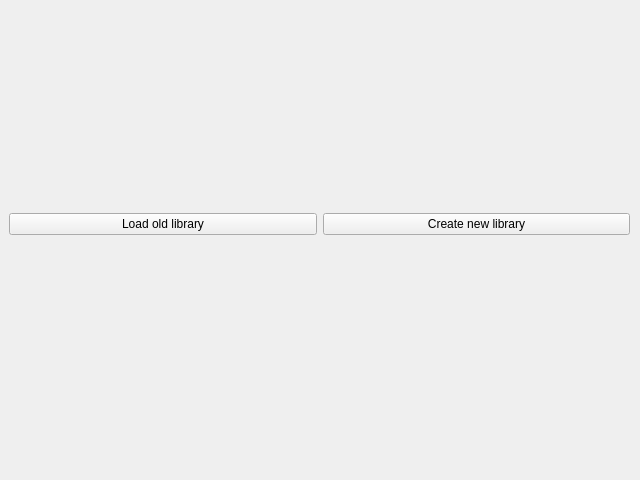
Before: the Qt Designer form Design/Start.ui in Kanter666/Botter, drawn with Qt 5.
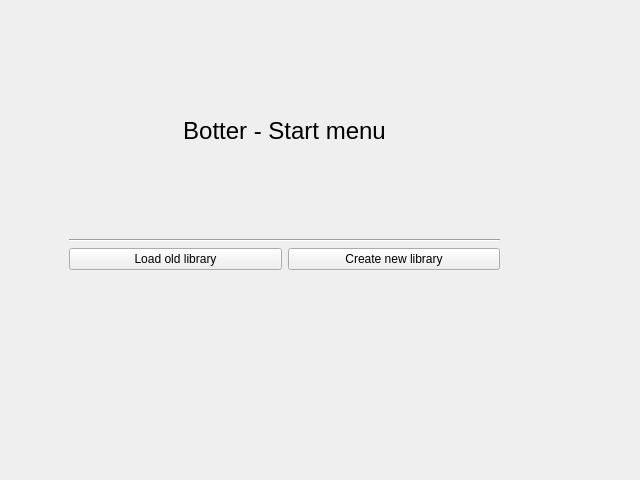
After: the same form once the commit is applied.

What changed in the file:
```diff
--- a/Design/Start.ui
+++ b/Design/Start.ui
@@ -16,13 +16,37 @@
   <widget class="QWidget" name="horizontalLayoutWidget">
    <property name="geometry">
     <rect>
-     <x>9</x>
-     <y>9</y>
-     <width>621</width>
-     <height>431</height>
+     <x>69</x>
+     <y>29</y>
+     <width>431</width>
+     <height>241</height>
     </rect>
    </property>
-   <layout class="QHBoxLayout" name="horizontalLayout">
+   <layout class="QVBoxLayout" name="verticalLayout">
+    <item>
+     <widget class="QLabel" name="label">
+      <property name="font">
+       <font>
+        <pointsize>18</pointsize>
+       </font>
+      </property>
+      <property name="text">
+       <string>Botter - Start menu</string>
+      </property>
+      <property name="alignment">
+       <set>Qt::AlignCenter</set>
+      </property>
+     </widget>
+    </item>
+    <item>
+     <widget class="Line" name="line">
+      <property name="orientation">
+       <enum>Qt::Horizontal</enum>
+      </property>
+     </widget>
+    </item>
+    <item>
+     <layout class="QHBoxLayout" name="horizontalLayout_2">
     <item>
      <widget class="QPushButton" name="load_library_bt">
       <property name="text">
@@ -36,6 +60,8 @@
        <string>Create new library</string>
       </property>
      </widget>
+      </item>
+     </layout>
     </item>
    </layout>
   </widget>
```
Left out of the diff: 2 changed lines with no effect on the pictures. Lines whose indentation alone changed are shown as unchanged.
